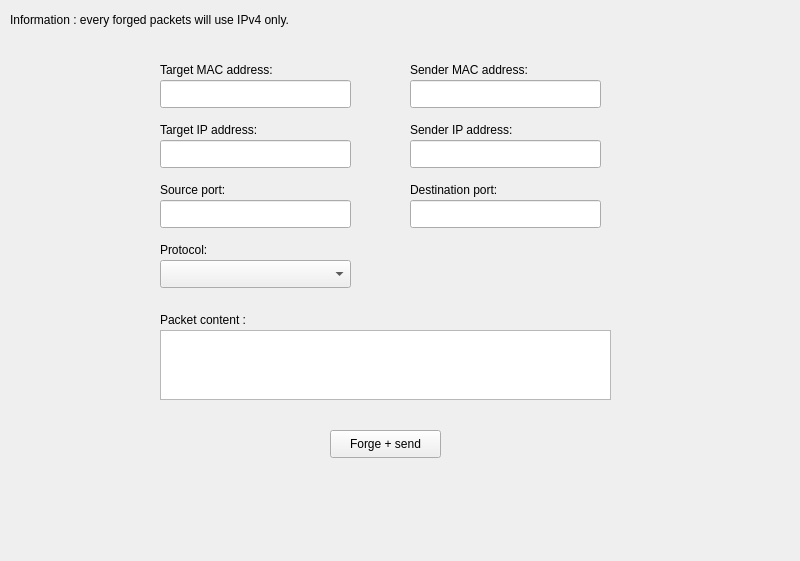
Old version of the form forge.ui in the repository ES-Six/LittleShark.
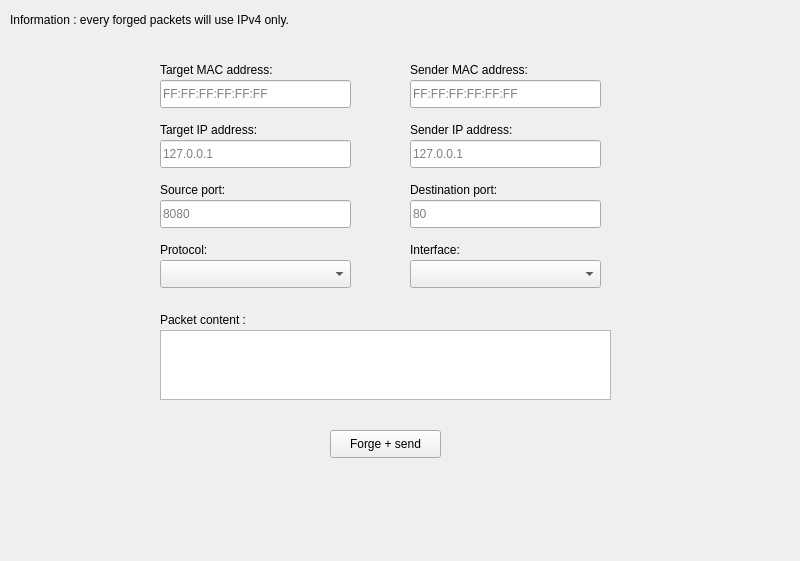
New version of the form.

Commit message: Working but not complete packet forging interface

Patch:
```diff
--- a/forge.ui
+++ b/forge.ui
@@ -61,6 +61,9 @@
      <height>28</height>
     </rect>
    </property>
+   <property name="placeholderText">
+    <string>FF:FF:FF:FF:FF:FF</string>
+   </property>
   </widget>
   <widget class="QLineEdit" name="lineEdit_2">
    <property name="geometry">
@@ -71,6 +74,9 @@
      <height>28</height>
     </rect>
    </property>
+   <property name="placeholderText">
+    <string>FF:FF:FF:FF:FF:FF</string>
+   </property>
   </widget>
   <widget class="QLabel" name="label_4">
    <property name="geometry">
@@ -107,6 +113,9 @@
      <height>28</height>
     </rect>
    </property>
+   <property name="placeholderText">
+    <string>127.0.0.1</string>
+   </property>
   </widget>
   <widget class="QLineEdit" name="lineEdit_4">
    <property name="geometry">
@@ -117,6 +126,9 @@
      <height>28</height>
     </rect>
    </property>
+   <property name="placeholderText">
+    <string>127.0.0.1</string>
+   </property>
   </widget>
   <widget class="QLabel" name="label_6">
    <property name="geometry">
@@ -140,6 +152,9 @@
      <height>28</height>
     </rect>
    </property>
+   <property name="placeholderText">
+    <string>80</string>
+   </property>
   </widget>
   <widget class="QLabel" name="label_7">
    <property name="geometry">
@@ -163,6 +178,9 @@
      <height>28</height>
     </rect>
    </property>
+   <property name="placeholderText">
+    <string>8080</string>
+   </property>
   </widget>
   <widget class="QComboBox" name="comboBox">
    <property name="geometry">
@@ -223,6 +241,29 @@
     <string>Forge + send</string>
    </property>
   </widget>
+  <widget class="QComboBox" name="interfaceSelector">
+   <property name="geometry">
+    <rect>
+     <x>410</x>
+     <y>260</y>
+     <width>191</width>
+     <height>28</height>
+    </rect>
+   </property>
+  </widget>
+  <widget class="QLabel" name="label_10">
+   <property name="geometry">
+    <rect>
+     <x>410</x>
+     <y>240</y>
+     <width>141</width>
+     <height>20</height>
+    </rect>
+   </property>
+   <property name="text">
+    <string>Interface:</string>
+   </property>
+  </widget>
  </widget>
  <resources/>
  <connections/>
```
Left out of the diff: 21 changed lines with no effect on the pictures. The commit also changes 5 other files.
